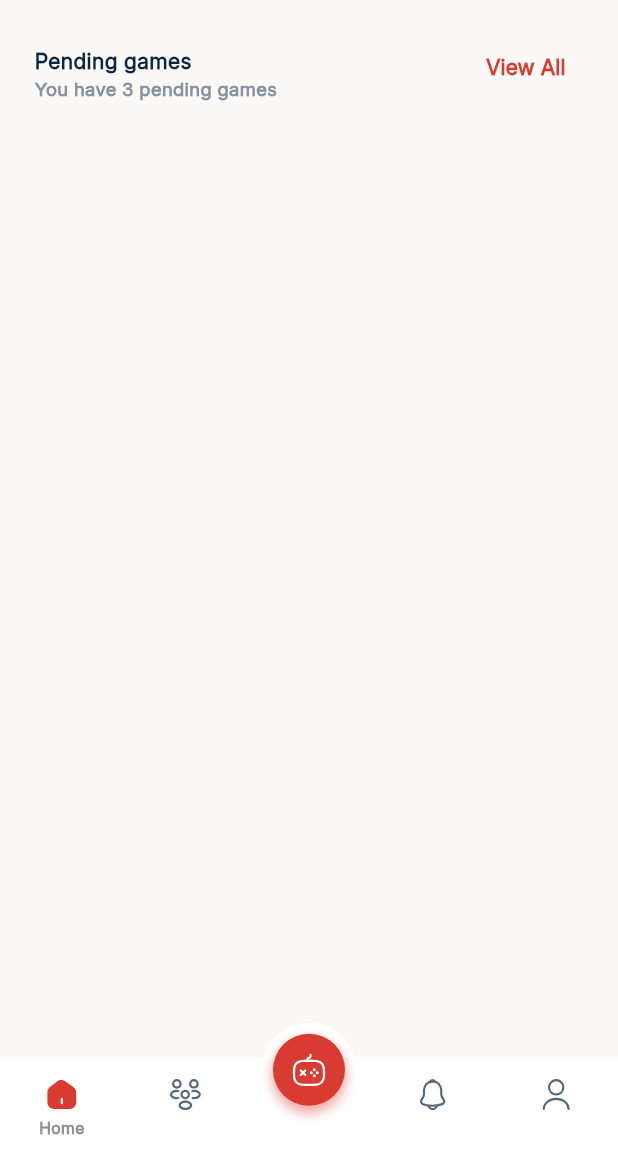
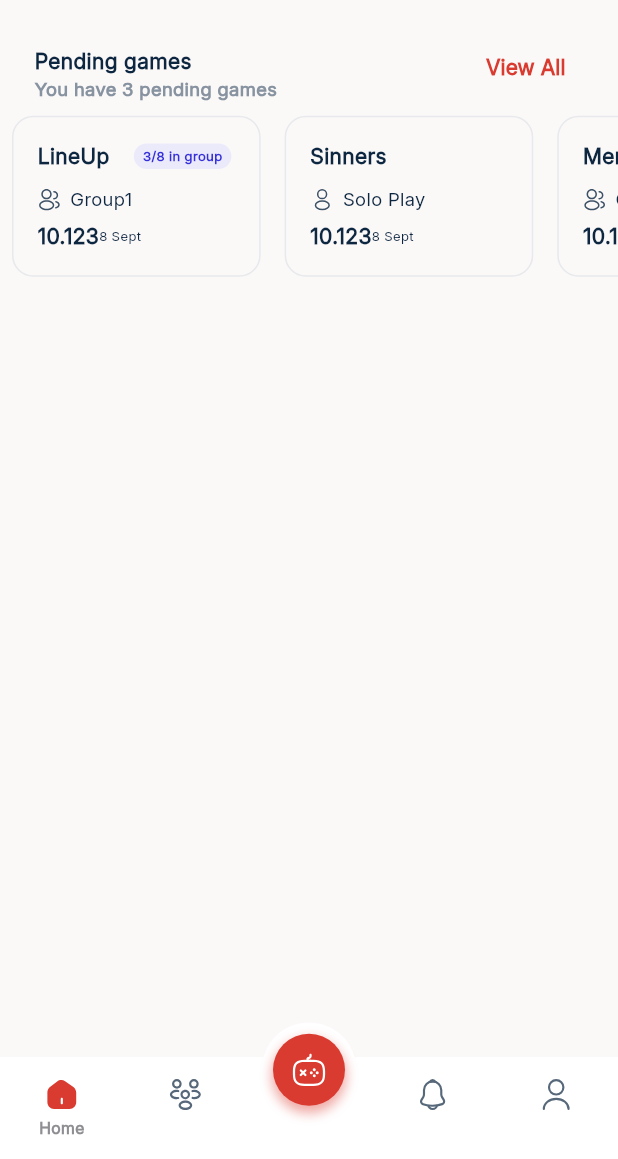
Before and after one commit to bitmonk/preo_app, a Flutter app: the screen it shows after launch, on a phone screen of 412 x 824 dp, the part 77-1236 px from its top. Run offline on Flutter 3.47's test engine with Material 3 defaults, Android fonts, the phone set to English and light mode, and no system bars; drawn by our look-alikes of persistent_bottom_nav_bar_v2; our stand-ins replace flutter_animate, flutter_screenutil, flutter_svg, form_validator, get, image_picker and 2 more.

Commit message:
pending games cards

```diff
--- /dev/null
+++ b/lib/data/game_model.dart
@@ -0,0 +1,29 @@
+enum GameName {
+  sinners,
+  lineUp,
+  memory,
+}
+
+enum GameType {
+  group,
+  solo,
+}
+
+class Game {
+  final GameName name;
+  final GameType type;
+  final String status;
+
+  Game({
+    required this.name,
+    required this.type,
+    required this.status,
+  });
+
+  String get nameDisplay => name.toString().split('.').last.capitalizeFirst;
+  String get typeDisplay => type.toString().split('.').last.capitalizeFirst;
+}
+
+extension StringCasingExtension on String {
+  String get capitalizeFirst => '${this[0].toUpperCase()}${this.substring(1)}';
+}
--- a/lib/features/Home/home_controller.dart
+++ b/lib/features/Home/home_controller.dart
@@ -8,14 +8,6 @@
   var currentIndex = 0.obs;
   PersistentTabController persistentTabController =
       PersistentTabController(initialIndex: 0);
-  void changeIndex(int newIndex) {
-    if (currentIndex.value != newIndex) {
-      Get.nestedKey(currentIndex.value)?.currentState?.popUntil(
-            (route) => route.isFirst,
-          );
-      currentIndex.value = newIndex;
-    }
-  }
 
   updateCurrentNavIndex(int index) {
     selectedIndex.value = index;
--- a/lib/features/Home/screens/dashboard/dashboard.dart
+++ b/lib/features/Home/screens/dashboard/dashboard.dart
@@ -3,6 +3,8 @@
 import 'package:flutter_svg/flutter_svg.dart';
 import 'package:get/get.dart';
 import 'package:preo/common/widgets/app_spacing.dart';
+import 'package:preo/data/game_model.dart';
+import 'package:preo/features/Home/widgets/game_card_container.dart';
 import 'package:preo/gen/assets.gen.dart';
 import 'package:preo/utils/constants/colors.dart';
 
@@ -14,6 +16,24 @@
 }
 
 class _DashboardScreenState extends State<DashboardScreen> {
+  final List<Game> games = [
+    Game(
+      name: GameName.sinners,
+      type: GameType.group,
+      status: "Pending",
+    ),
+    Game(
+      name: GameName.lineUp,
+      type: GameType.solo,
+      status: "Pending",
+    ),
+    Game(
+      name: GameName.memory,
+      type: GameType.group,
+      status: "Pending",
+    ),
+  ];
+
   @override
   Widget build(BuildContext context) {
     return Scaffold(
@@ -43,9 +63,7 @@
                       ],
                     ),
                     TextButton(
-                      onPressed: () {
-
-                      },
+                      onPressed: () {},
                       child: Text(
                         'View All',
                         style: TextStyle(
@@ -56,6 +74,17 @@
                       ),
                     )
                   ],
+                ),
+              ),
+              SingleChildScrollView(
+                scrollDirection: Axis.horizontal,
+                child: Row(
+                  children: GameEnum.values.map((gameEnum) {
+                    return GameCardContainer(
+                      gameEnum: gameEnum,
+                      showDate: true,
+                    );
+                  }).toList(),
                 ),
               ),
             ],
@@ -135,3 +164,51 @@
     );
   }
 }
+
+enum GameEnum { lineUp, sinners, memory }
+
+extension GameEnumExtension on GameEnum {
+  String title() {
+    switch (this) {
+      case GameEnum.lineUp:
+        return 'LineUp';
+      case GameEnum.sinners:
+        return 'Sinners';
+      case GameEnum.memory:
+        return 'Memory';
+    }
+  }
+
+  Color primaryColor() {
+    switch (this) {
+      case GameEnum.lineUp:
+        return AppColors.secondary500;
+      case GameEnum.sinners:
+        return AppColors.error500;
+      case GameEnum.memory:
+        return AppColors.memoryGame;
+    }
+  }
+
+  Color secondaryColor() {
+    switch (this) {
+      case GameEnum.lineUp:
+        return AppColors.linupGame;
+      case GameEnum.sinners:
+        return AppColors.sinnersGame;
+      case GameEnum.memory:
+        return AppColors.memoryGame;
+    }
+  }
+
+  String gameIcon() {
+    switch (this) {
+      case GameEnum.lineUp:
+        return Assets.icons.lineupIcon;
+      case GameEnum.sinners:
+        return Assets.icons.sinnerIcon;
+      case GameEnum.memory:
+        return Assets.icons.memoryIcon;
+    }
+  }
+}
--- /dev/null
+++ b/lib/features/Home/widgets/game_card_container.dart
@@ -0,0 +1,115 @@
+import 'package:flutter/widgets.dart';
+import 'package:flutter_screenutil/flutter_screenutil.dart';
+import 'package:flutter_svg/flutter_svg.dart';
+import 'package:preo/common/widgets/app_spacing.dart';
+import 'package:preo/features/Home/screens/dashboard/dashboard.dart';
+import 'package:preo/gen/assets.gen.dart';
+import 'package:preo/utils/constants/colors.dart';
+import 'package:preo/utils/constants/sizes.dart';
+
+class GameCardContainer extends StatelessWidget {
+  final GameEnum gameEnum;
+  final String customTitle;
+  final bool? showDate;
+
+  const GameCardContainer({
+    super.key,
+    required this.gameEnum,
+    this.customTitle = '',
+    this.showDate,
+  });
+
+  @override
+  Widget build(BuildContext context) {
+    return Container(
+      constraints: BoxConstraints(minWidth: 173.w, maxWidth: double.infinity),
+      margin: EdgeInsets.all(8.0),
+      // width: 173.w,
+      decoration: BoxDecoration(
+        border: Border.all(
+          color: AppColors.neutral50,
+          width: 1,
+        ),
+        borderRadius: BorderRadius.circular(16.r),
+      ),
+      child: Padding(
+        padding: const EdgeInsets.all(16),
+        child: Column(
+          crossAxisAlignment: CrossAxisAlignment.start,
+          children: [
+            Row(
+              children: [
+                Text(gameEnum.title()),
+                HorizontalSpacing(17.w),
+                if (customTitle.isNotEmpty) Text(customTitle),
+                if (gameEnum == GameEnum.lineUp || gameEnum == GameEnum.memory)
+                  Container(
+                    decoration: BoxDecoration(
+                      color: gameEnum == GameEnum.lineUp
+                          ? AppColors.secondary50
+                          : AppColors.memoryGameBg,
+                      borderRadius: BorderRadius.circular(16.r),
+                    ),
+                    child: Padding(
+                      padding: const EdgeInsets.symmetric(
+                          horizontal: 6.0, vertical: 2.0),
+                      child: Text(
+                        '3/8 in group',
+                        style: TextStyle(
+                          color: gameEnum == GameEnum.lineUp
+                              ? AppColors.secondary500
+                              : AppColors.memoryGame,
+                          fontSize: Sizes.labelSm,
+                        ),
+                      ),
+                    ),
+                  ),
+              ],
+            ),
+            VerticalSpacing(10),
+            Row(
+              children: [
+                SvgPicture.asset(
+                  gameEnum == GameEnum.lineUp || gameEnum == GameEnum.memory
+                      ? Assets.icons.group1
+                      : Assets.icons.solo,
+                ),
+                HorizontalSpacing(6.w),
+                gameEnum == GameEnum.lineUp || gameEnum == GameEnum.memory
+                    ? Text(
+                        'Group1',
+                        style: TextStyle(
+                          fontSize: Sizes.text,
+                          fontWeight: Sizes.font4,
+                        ),
+                      )
+                    : Text(
+                        'Solo Play',
+                        style: TextStyle(
+                          fontSize: Sizes.text,
+                          fontWeight: Sizes.font4,
+                        ),
+                      ),
+              ],
+            ),
+            VerticalSpacing(6.h),
+            Row(
+              mainAxisAlignment: MainAxisAlignment.spaceBetween,
+              children: [
+                Text('10.123'),
+                if (showDate ?? false)
+                  Text(
+                    '8 Sept',
+                    style: TextStyle(
+                      fontSize: Sizes.labelSm,
+                      fontWeight: Sizes.font4,
+                    ),
+                  ),
+              ],
+            ),
+          ],
+        ),
+      ),
+    );
+  }
+}
--- a/lib/features/authentication/auth_controller.dart
+++ b/lib/features/authentication/auth_controller.dart
@@ -5,7 +5,6 @@
 import 'package:get/get.dart';
 import 'package:http/http.dart';
 import 'package:image_picker/image_picker.dart';
-import 'package:preo/features/Home/home.dart';
 import 'package:preo/utils/constants/colors.dart';
 import 'package:preo/utils/routes/routes.dart';
 
@@ -82,8 +81,8 @@
   void selectSingleTeam(int index, String logo, String name) {
     if (selectedTeamIndex.value == index) {
       selectedTeamIndex.value = -1;
-      selectedTeamLogo.value = ''; // Reset logo
-      selectedTeamName.value = ''; // Reset name
+      selectedTeamLogo.value = '';
+      selectedTeamName.value = '';
     } else {
       selectedTeamIndex.value = index;
       selectedTeamLogo.value = logo;
--- a/lib/gen/assets.gen.dart
+++ b/lib/gen/assets.gen.dart
@@ -31,11 +31,20 @@
   /// File path: assets/icons/game_icon.svg
   String get gameIcon => 'assets/icons/game_icon.svg';
 
+  /// File path: assets/icons/group1.svg
+  String get group1 => 'assets/icons/group1.svg';
+
   /// File path: assets/icons/home_icon.svg
   String get homeIcon => 'assets/icons/home_icon.svg';
 
+  /// File path: assets/icons/lineup_icon.svg
+  String get lineupIcon => 'assets/icons/lineup_icon.svg';
+
   /// File path: assets/icons/medal-star.svg
   String get medalStar => 'assets/icons/medal-star.svg';
+
+  /// File path: assets/icons/memory_icon.svg
+  String get memoryIcon => 'assets/icons/memory_icon.svg';
 
   /// File path: assets/icons/notification.svg
   String get notification => 'assets/icons/notification.svg';
@@ -67,6 +76,12 @@
   /// File path: assets/icons/selected_profile.svg
   String get selectedProfile => 'assets/icons/selected_profile.svg';
 
+  /// File path: assets/icons/sinner_icon.svg
+  String get sinnerIcon => 'assets/icons/sinner_icon.svg';
+
+  /// File path: assets/icons/solo.svg
+  String get solo => 'assets/icons/solo.svg';
+
   /// File path: assets/icons/user_icon.svg
   String get userIcon => 'assets/icons/user_icon.svg';
 
@@ -78,8 +93,11 @@
     eye,
     eyeSlash,
     gameIcon,
+    group1,
     homeIcon,
+    lineupIcon,
     medalStar,
+    memoryIcon,
     notification,
     people,
     preosPng,
@@ -90,6 +108,8 @@
     selectedHome,
     selectedNotification,
     selectedProfile,
+    sinnerIcon,
+    solo,
     userIcon,
   ];
 }
--- a/lib/utils/constants/colors.dart
+++ b/lib/utils/constants/colors.dart
@@ -20,6 +20,7 @@
 
 // UI Colors ->
   static const Color secondary = Color(0xFFDA3B30);
+  static const Color secondary50 = Color(0xFFEBEAFB);
   static const Color secondary100 = Color(0xFFC2C1F4);
   static const Color secondary500 = Color(0xFF3530D9);
   static const Color bgColor = Color(0xFFFBF8F8);
@@ -30,4 +31,9 @@
   static const Color titleColor = Color(0xFF0E2741);
   static const Color formTextColor = Color(0xFF56687A);
   static const Color black = Color(0xFF000000);
+  // Misc ->
+  static const Color linupGame = secondary500;
+  static const Color memoryGame = Color(0xFFD444F1);
+  static const Color memoryGameBg = Color(0xFFFDF4FF);
+  static const Color sinnersGame = error500;
 }
--- a/lib/utils/constants/sizes.dart
+++ b/lib/utils/constants/sizes.dart
@@ -10,9 +10,10 @@
   static final subTitle = 16.sp;
   static final text = 14.sp;
   static final labelLg = 12.sp;
+  static final labelSm = 10.sp;
 
   // FontWeight
-  static FontWeight fon4 = FontWeight.w400;
+  static FontWeight font4 = FontWeight.w400;
   static FontWeight font5 = FontWeight.w500;
   static FontWeight font6 = FontWeight.w600;
   static FontWeight font7 = FontWeight.w700;
```
Also changed, not shown: assets/icons/group1.svg (added), assets/icons/lineup_icon.svg (added), assets/icons/memory_icon.svg (added), assets/icons/sinner_icon.svg (added), assets/icons/solo.svg (added).
